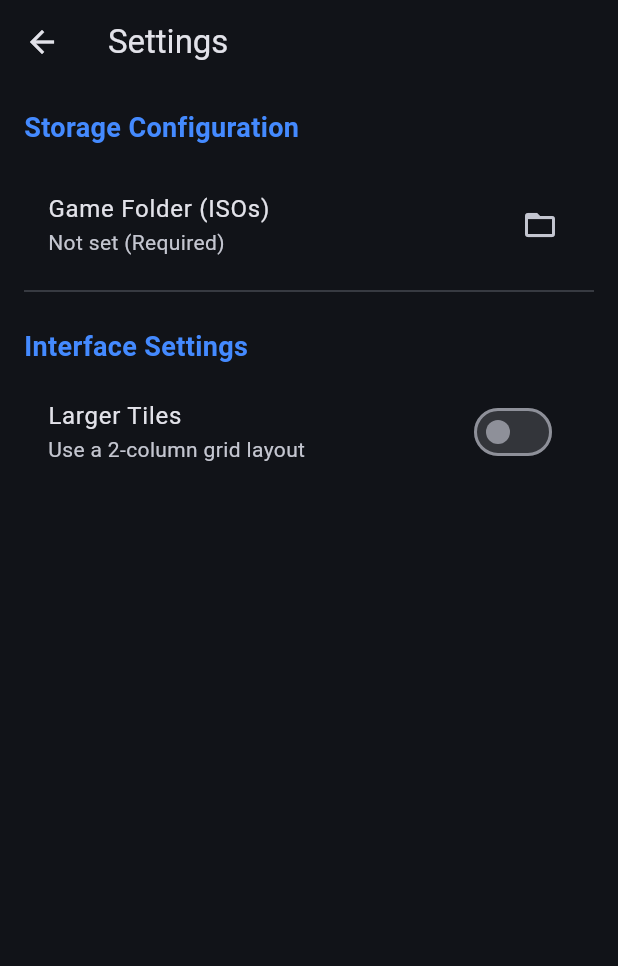
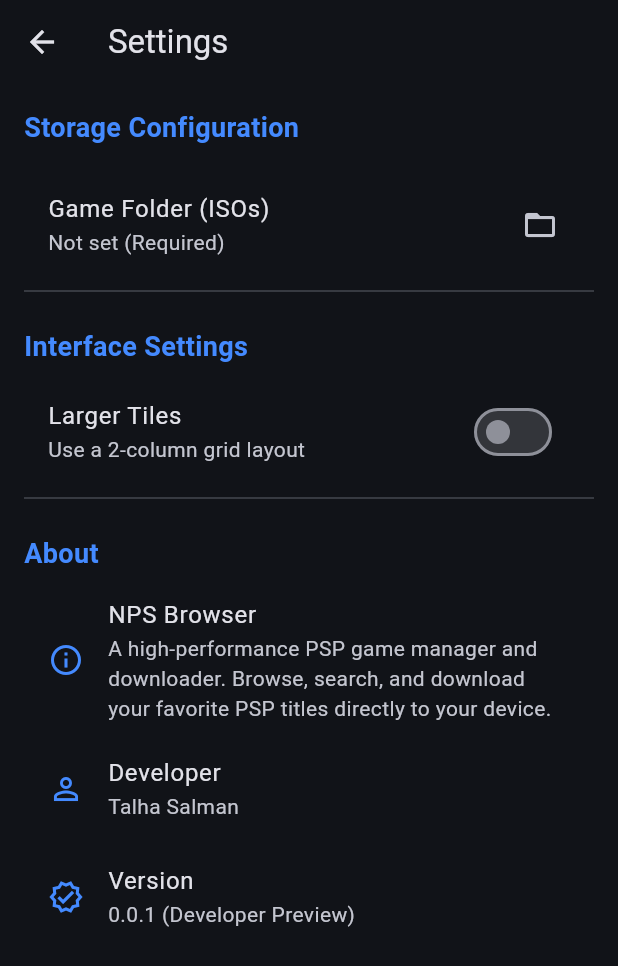
Before and after one commit to ted-devs/nps-browser, a Flutter app: the SettingsScreen screen opened directly, on a phone screen of 412 x 824 dp. Shown: the top 966 px of the screen. Run offline on Flutter 3.47's test engine with Material 3 defaults, Android fonts, the phone set to English and light mode, and no system bars; our stand-ins replace cached_network_image, csv, dio, file_picker, flutter_local_notifications and 2 more; missing offline and left inert: dart:ffi, flutter_background_service; accounts and stored records are empty; statements that could not run were skipped.

Commit message:
add: metadata

```diff
--- a/lib/screens/settings_screen.dart
+++ b/lib/screens/settings_screen.dart
@@ -90,6 +90,32 @@
             value: _largerTiles,
             onChanged: _toggleLargerTiles,
           ),
+          const Divider(),
+          const SizedBox(height: 16),
+          const Text(
+            'About',
+            style: TextStyle(fontSize: 18, fontWeight: FontWeight.bold, color: Colors.blueAccent),
+          ),
+          const SizedBox(height: 8),
+          const ListTile(
+            leading: Icon(Icons.info_outline, color: Colors.blueAccent),
+            title: Text('NPS Browser'),
+            subtitle: Text(
+              'A high-performance PSP game manager and downloader. '
+              'Browse, search, and download your favorite PSP titles directly to your device.',
+            ),
+          ),
+          const ListTile(
+            leading: Icon(Icons.person_outline, color: Colors.blueAccent),
+            title: Text('Developer'),
+            subtitle: Text('Talha Salman'),
+          ),
+          const ListTile(
+            leading: Icon(Icons.verified_outlined, color: Colors.blueAccent),
+            title: Text('Version'),
+            subtitle: Text('0.0.1 (Developer Preview)'),
+          ),
+          const SizedBox(height: 32),
         ],
       ),
     );
--- a/pubspec.yaml
+++ b/pubspec.yaml
@@ -16,7 +16,7 @@
 # https://developer.apple.com/library/archive/documentation/General/Reference/InfoPlistKeyReference/Articles/CoreFoundationKeys.html
 # In Windows, build-name is used as the major, minor, and patch parts
 # of the product and file versions while build-number is used as the build suffix.
-version: 1.0.0+1
+version: 0.0.1+1
 
 environment:
   sdk: ^3.11.4
```
Also changed, not shown: 1 other file.
